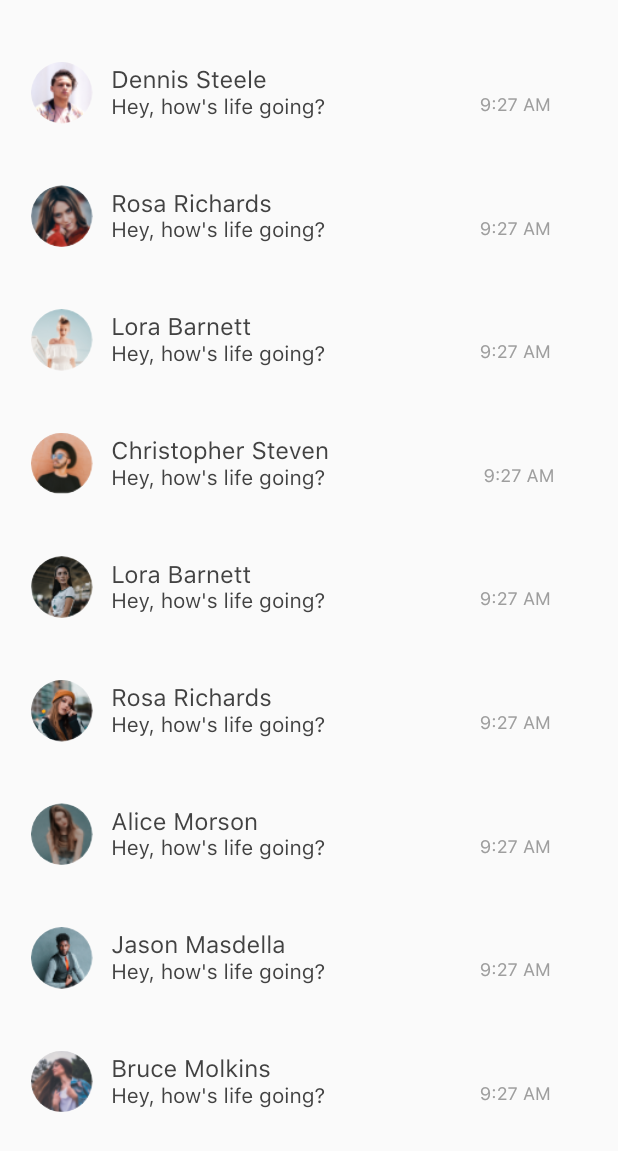
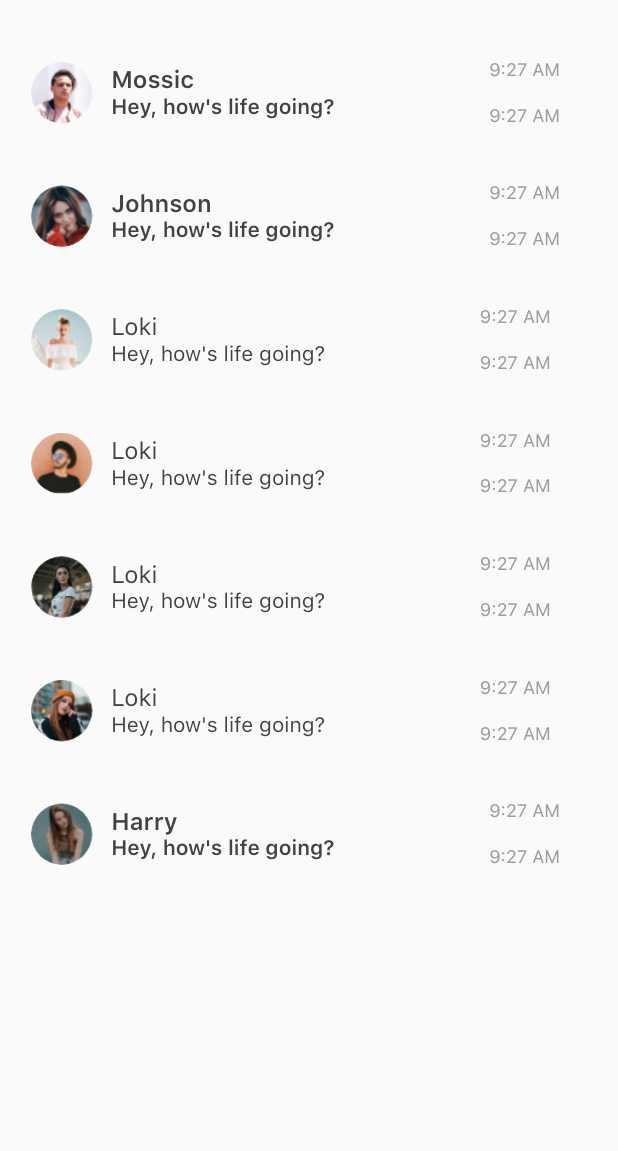
Before and after one commit to Abhisheksainii/goldidate-master, a Flutter app: the AllChats screen opened by its route, on a phone screen of 412 x 824 dp. Shown: the top 1151 px of the screen. Run offline on Flutter 3.47's test engine with Material 2 defaults, Android fonts, the phone set to English and light mode, and no system bars; our stand-ins replace auto_size_text, cloud_firestore, firebase_auth, firebase_core, font_awesome_flutter, google_sign_in and 4 more; missing offline and left inert: flutter_login_facebook, mobile_number; accounts and stored records are empty; project files that could hold a hidden picture were left out.

Commit message:
feature add allchat

```diff
--- a/lib/screens/Home/allchats.dart
+++ b/lib/screens/Home/allchats.dart
@@ -1,6 +1,12 @@
 import 'package:flutter/material.dart';
 import 'package:goldidate/routes/app_routes.dart';
 import 'package:goldidate/utils/common.dart';
+
+class MessageType {
+  String names;
+  bool isread;
+  MessageType({@required this.names, @required this.isread});
+}
 
 class AllChats extends StatefulWidget {
   @override
@@ -8,16 +14,14 @@ class AllChats extends StatefulWidget {
 }
 
 class _AllChatsState extends State<AllChats> {
-  final List<String> names = <String>[
-    "Dennis Steele",
-    "Rosa Richards",
-    "Lora Barnett",
-    "Christopher Steven",
-    "Lora Barnett",
-    "Rosa Richards",
-    "Alice Morson",
-    "Jason Masdella",
-    "Bruce Molkins"
+  List<MessageType> messsage = [
+    MessageType(names: "Mossic", isread: false),
+    MessageType(names: "Johnson", isread: false),
+    MessageType(names: "Loki", isread: true),
+    MessageType(names: "Loki", isread: true),
+    MessageType(names: "Loki", isread: true),
+    MessageType(names: "Loki", isread: true),
+    MessageType(names: "Harry", isread: false),
   ];
 
   @override
@@ -30,7 +34,7 @@ class _AllChatsState extends State<AllChats> {
             top: height * 0.025,
             left: width * 0.05,
           ),
-          itemCount: names.length,
+          itemCount: messsage.length,
           itemBuilder: (context, int index) {
             return InkWell(
               onTap: () {
@@ -59,10 +63,13 @@ class _AllChatsState extends State<AllChats> {
                         height: height * 0.02,
                       ),
                       Text(
-                        "${names[index]}",
+                        "${messsage[index].names}",
                         style: TextStyle(
                           fontSize: 16,
                           color: Color(0xFF424242),
+                          fontWeight: messsage[index].isread
+                              ? FontWeight.w400
+                              : FontWeight.w600,
                         ),
                       ),
                       Text(
@@ -70,7 +77,9 @@ class _AllChatsState extends State<AllChats> {
                         style: TextStyle(
                             fontSize: 14,
                             color: Color(0xFF424242),
-                        ),
+                            fontWeight: messsage[index].isread
+                                ? FontWeight.w400
+                                : FontWeight.w600),
                       ),
                       SizedBox(
                         height: height * 0.02,
@@ -80,12 +89,22 @@ class _AllChatsState extends State<AllChats> {
                   SizedBox(
                     width: width * 0.25,
                   ),
+                  Column(
+                    children: [
+                      Text(
+                        "9:27 AM",
+                        style:
+                            TextStyle(fontSize: 12, color: Color(0xFF9E9E9E)),
+                      ),
                       Padding(
                         padding: EdgeInsets.only(top: height * 0.02),
                         child: Text(
                           "9:27 AM",
-                      style: TextStyle(fontSize: 12, color: Color(0xFF9E9E9E)),
+                          style:
+                              TextStyle(fontSize: 12, color: Color(0xFF9E9E9E)),
                         ),
+                      ),
+                    ],
                   )
                 ],
               ),
```
Lines whose indentation alone changed are shown as unchanged.
